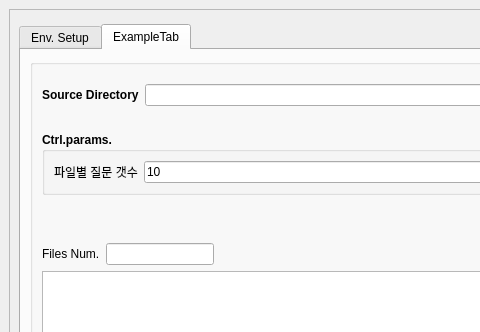
Before: the Qt Designer form PoojectBaseFrameWork/source/ui_designer/main_frame.ui in tom-shin/base_gui_template, drawn with Qt 5; both pictures show x 0 to 480 and y 0 to 332 of the 1214 by 845 pixel window.
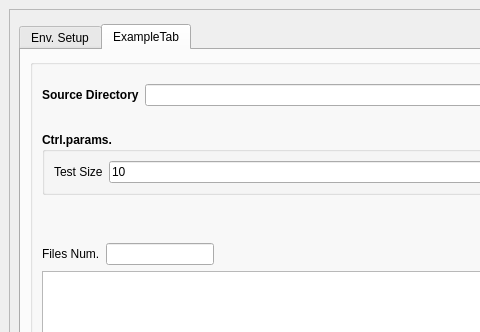
After: the same form once the commit is applied. The open tabs and pages were chosen to show the change.

```diff
--- a/PoojectBaseFrameWork/source/ui_designer/main_frame.ui
+++ b/PoojectBaseFrameWork/source/ui_designer/main_frame.ui
@@ -346,7 +346,7 @@
                       </font>
                      </property>
                      <property name="text">
-                      <string>파일별 질문 갯수</string>
+                      <string>Test Size</string>
                      </property>
                     </widget>
                    </item>
```
